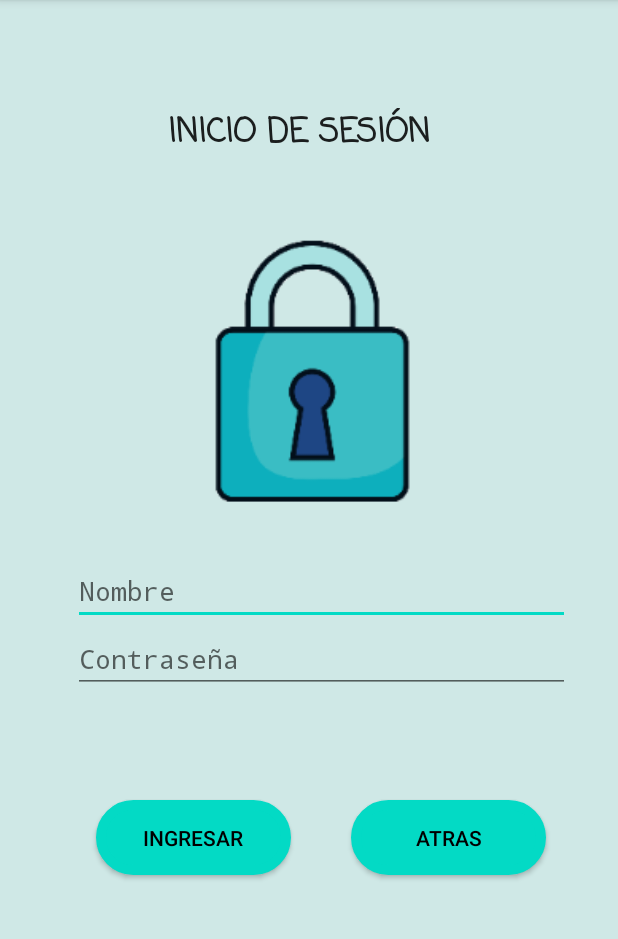
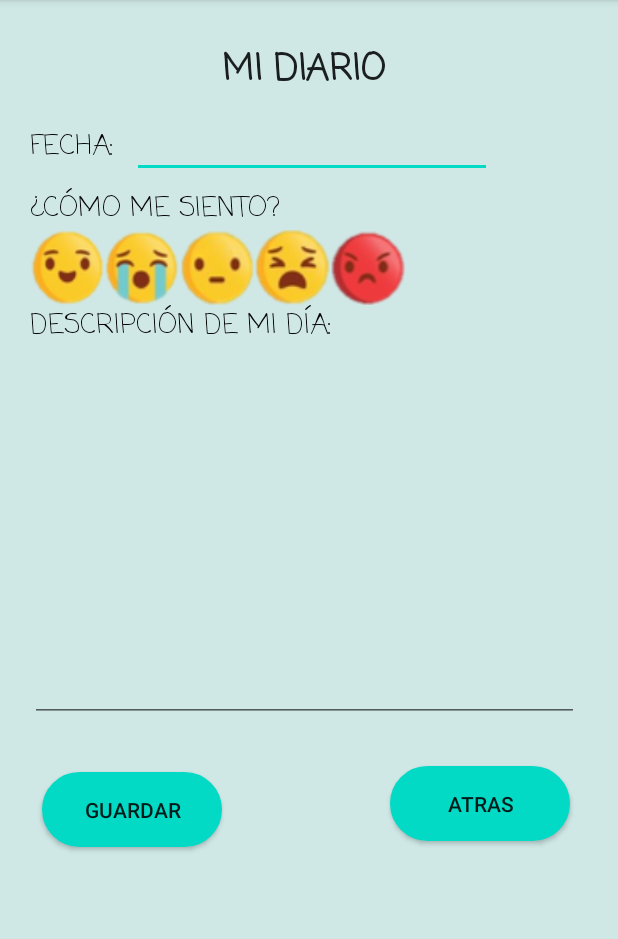
Before and after one commit to daarias48/Proyectoapps, an Android app: the screen it shows after launch (MainActivity before the commit, Diario_R after it), after a tap on "INICIAR SESIÓN", on a phone screen of 412 x 824 dp, the part 84-1023 px from its top. Run offline under Robolectric (Android 15) with nearby library versions, the phone set to English and light mode, and no system bars.

Commit message:
Emociones calendario

```diff
--- a/app/src/main/java/com/example/proyecto/Diario_R.java
+++ b/app/src/main/java/com/example/proyecto/Diario_R.java
@@ -6,21 +6,49 @@ import android.app.DatePickerDialog;
 import android.content.Intent;
 import android.os.Bundle;
 import android.view.View;
+import android.widget.Button;
 import android.widget.EditText;
 
 import android.widget.DatePicker;
+import android.widget.TextView;
 
 import java.util.Calendar;
 
 
 public class Diario_R extends AppCompatActivity {
+    TextView muestra;
     EditText efecha;
+    Button bfeliz,btriste,bmeh,bfrutra,benojo;
     private  int dia,mes,anio;
+    private String emocion;
     @Override
     protected void onCreate(Bundle savedInstanceState) {
         super.onCreate(savedInstanceState);
         setContentView(R.layout.activity_diario__r);
         efecha=(EditText)findViewById(R.id.ID_fecha);
+        btriste=(Button)findViewById(R.id.ID_triste);
+        bmeh=(Button)findViewById(R.id.ID_meh);
+        bfrutra=(Button)findViewById(R.id.ID_frustracion);
+        benojo=(Button)findViewById(R.id.ID_enojo);
+        bfeliz=(Button)findViewById(R.id.ID_feliz);
+        muestra=(TextView)findViewById((R.id.ID_emoción));
+    }
+
+    public void onClick(View view) {
+
+        if (bfeliz.isPressed()){
+            emocion="FELIZ";
+        }else if (btriste.isPressed()){
+            emocion="TRISTE";
+        }else if (bmeh.isPressed()){
+            emocion="INDIFERENTE";
+        }else if (bfrutra.isPressed()){
+            emocion="FRUSTRADO";
+        }else if (benojo.isPressed()){
+            emocion="ENOJADO";
+        }
+
+        muestra.setText(emocion);
     }
 
     public void  Calendario (View view){
--- a/app/src/main/java/com/example/proyecto/PantallaPrincipal.java
+++ b/app/src/main/java/com/example/proyecto/PantallaPrincipal.java
@@ -15,7 +15,8 @@ public class PantallaPrincipal extends AppCompatActivity {
     }
 
     public void InicioSesion (View view){
-        Intent sig = new Intent(this, MainActivity.class);
+        //Intent sig = new Intent(this, MainActivity.class);
+        Intent sig = new Intent(this, Diario_R.class);
         startActivity(sig);
     }
 
--- a/app/src/main/res/layout/activity_diario__r.xml
+++ b/app/src/main/res/layout/activity_diario__r.xml
@@ -94,34 +94,56 @@
             android:layout_height="wrap_content">
 
             <Button
-                android:id="@+id/button12"
+                android:id="@+id/ID_feliz"
                 android:layout_width="50dp"
                 android:layout_height="50dp"
-                android:background="@drawable/feliz" />
+                android:background="@drawable/feliz"
+                android:onClick="onClick" />
 
             <Button
-                android:id="@+id/button13"
+                android:id="@+id/ID_triste"
                 android:layout_width="50dp"
                 android:layout_height="50dp"
-                android:background="@drawable/triste" />
+                android:background="@drawable/triste"
+                android:onClick="onClick" />
 
             <Button
-                android:id="@+id/button14"
+                android:id="@+id/ID_meh"
                 android:layout_width="50dp"
                 android:layout_height="50dp"
-                android:background="@drawable/meh" />
+                android:background="@drawable/meh"
+                android:onClick="onClick" />
 
             <Button
-                android:id="@+id/button15"
+                android:id="@+id/ID_frustracion"
                 android:layout_width="50dp"
                 android:layout_height="50dp"
-                android:background="@drawable/angustia" />
+                android:background="@drawable/angustia"
+                android:onClick="onClick" />
 
             <Button
-                android:id="@+id/button16"
+                android:id="@+id/ID_enojo"
                 android:layout_width="50dp"
                 android:layout_height="50dp"
-                android:background="@drawable/enojo" />
+                android:background="@drawable/enojo"
+                android:onClick="onClick" />
+
+            <TextView
+                android:id="@+id/textView58"
+                android:layout_width="wrap_content"
+                android:layout_height="wrap_content"
+                android:text="   " />
+
+            <TextView
+                android:id="@+id/ID_emoción"
+                android:layout_width="wrap_content"
+                android:layout_height="wrap_content"
+                android:textAllCaps="true"
+                android:textAppearance="@style/TextAppearance.AppCompat.Medium"
+                android:textColor="@color/design_default_color_secondary_variant"
+                android:textSize="18sp"
+                android:textStyle="bold"
+                app:fontFamily="casual" />
 
         </TableRow>
 
```
Also changed, not shown: app/src/main/res/layout/activity_ejer_autocuidado.xml (+32 -0 lines), app/src/main/res/layout/activity_info_ansiedad.xml (+16 -6 lines), app/src/main/res/layout/activity_info_estres.xml (+13 -3 lines), app/src/main/res/layout/activity_pantalla_inicio.xml (+4 -4 lines).
